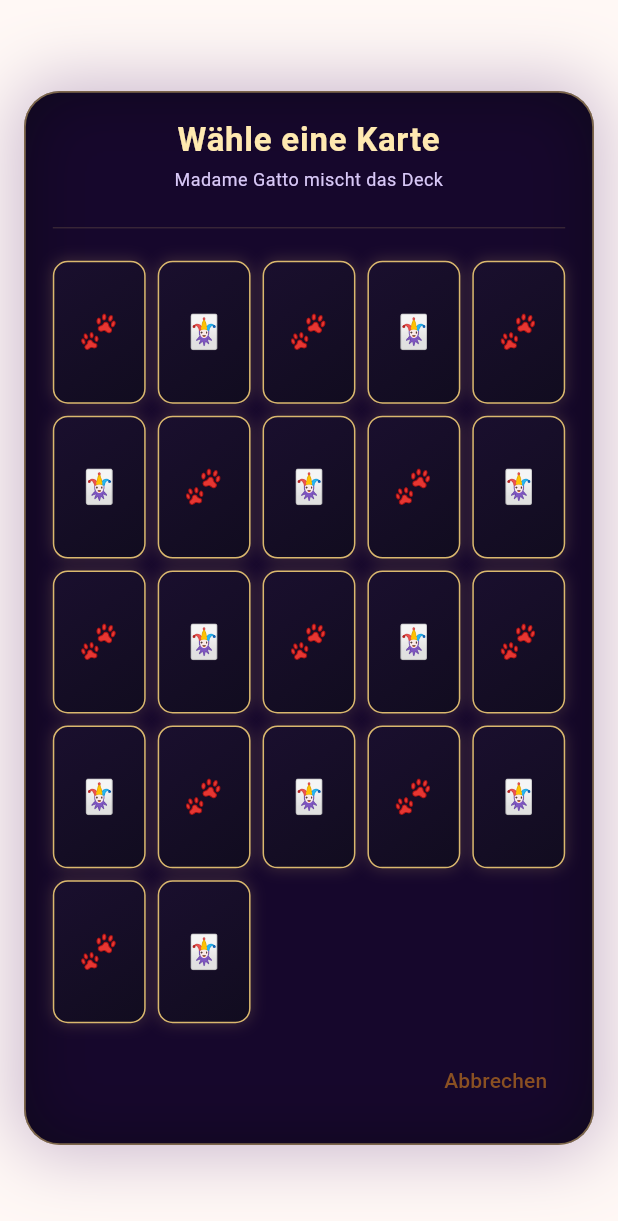
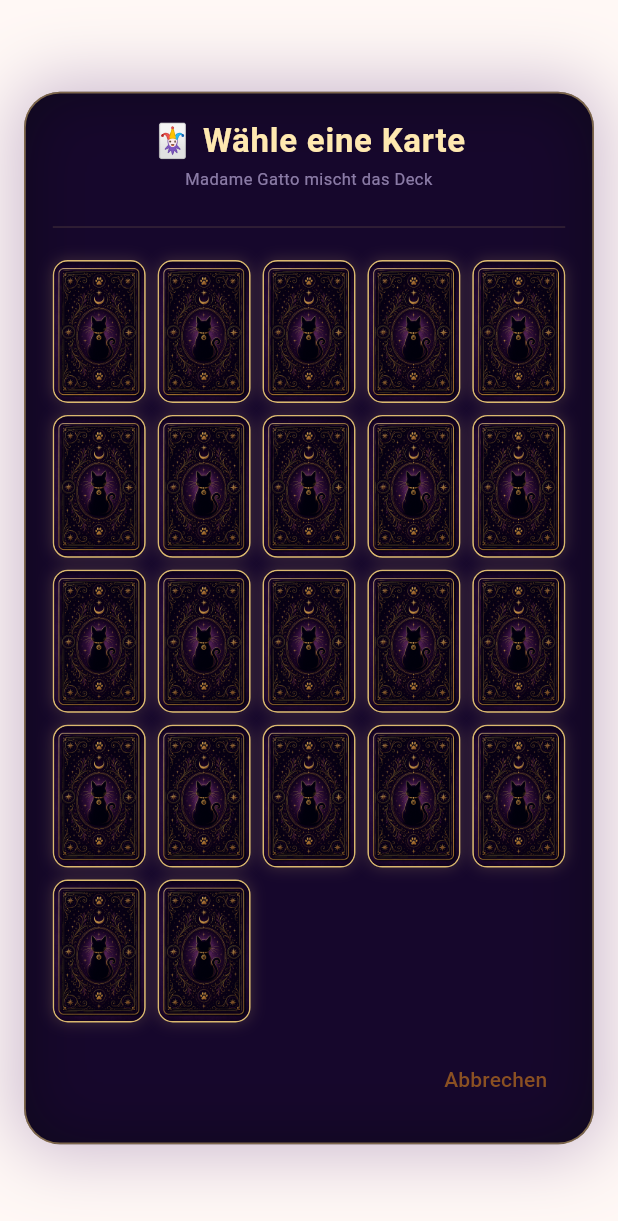
Before and after one commit to mexx-music/-cat_oracle, a Flutter app: the TarotDrawOverlay widget shown alone on an empty page, opened directly, on a phone screen of 412 x 824 dp. Shown: the top 1221 px of the screen. Run offline on Flutter 3.47's test engine with Material 3 defaults, Android fonts, the phone set to English and light mode, and no system bars; our stand-ins replace image_picker, shared_preferences; accounts and stored records are empty.

Commit message:
Use real tarot card back in draw overlay

```diff
--- a/lib/features/tarot/presentation/widgets/tarot_draw_overlay.dart
+++ b/lib/features/tarot/presentation/widgets/tarot_draw_overlay.dart
@@ -50,7 +50,7 @@ class TarotDrawOverlay extends StatelessWidget {
               crossAxisAlignment: CrossAxisAlignment.stretch,
               children: [
                 Text(
-                  'Wähle eine Karte',
+                  '🃏 Wähle eine Karte',
                   textAlign: TextAlign.center,
                   style: Theme.of(context).textTheme.titleLarge?.copyWith(
                     color: const Color(0xFFFFE9B0),
@@ -63,8 +63,9 @@ class TarotDrawOverlay extends StatelessWidget {
                   'Madame Gatto mischt das Deck',
                   textAlign: TextAlign.center,
                   style: Theme.of(context).textTheme.bodySmall?.copyWith(
-                    color: const Color(0xFFD8C8F7),
+                    color: const Color(0x99D8C8F7),
                     letterSpacing: 0.3,
+                    fontSize: 11,
                   ),
                 ),
                 const SizedBox(height: 16),
@@ -104,28 +105,36 @@ class TarotDrawOverlay extends StatelessWidget {
   }
 }
 
-class _CardBack extends StatelessWidget {
+class _CardBack extends StatefulWidget {
   final int index;
 
   const _CardBack({required this.index});
 
   @override
+  State<_CardBack> createState() => _CardBackState();
+}
+
+class _CardBackState extends State<_CardBack> {
+  bool _hovered = false;
+
+  @override
   Widget build(BuildContext context) {
     return MouseRegion(
       cursor: SystemMouseCursors.click,
+      onEnter: (_) => setState(() => _hovered = true),
+      onExit: (_) => setState(() => _hovered = false),
       child: GestureDetector(
         onTap: () {
           final card = demoTarotCards[Random().nextInt(demoTarotCards.length)];
           Navigator.of(context).pop(card);
         },
+        child: AnimatedScale(
+          scale: _hovered ? 1.04 : 1.0,
+          duration: const Duration(milliseconds: 150),
+          curve: Curves.easeOut,
           child: Container(
             decoration: BoxDecoration(
               borderRadius: BorderRadius.circular(10),
-            gradient: const LinearGradient(
-              begin: Alignment.topLeft,
-              end: Alignment.bottomRight,
-              colors: [Color(0xFF1A0F2E), Color(0xFF110C1F)],
-            ),
               border: Border.all(color: const Color(0xFFDAB86E), width: 1.0),
               boxShadow: const [
                 BoxShadow(
@@ -135,10 +144,27 @@ class _CardBack extends StatelessWidget {
                 ),
               ],
             ),
+            child: ClipRRect(
+              borderRadius: BorderRadius.circular(9),
+              child: Image.asset(
+                'assets/images/tarot/tarot_back.png',
+                fit: BoxFit.cover,
+                errorBuilder: (_, __, ___) => Container(
+                  decoration: const BoxDecoration(
+                    gradient: LinearGradient(
+                      begin: Alignment.topLeft,
+                      end: Alignment.bottomRight,
+                      colors: [Color(0xFF1A0F2E), Color(0xFF110C1F)],
+                    ),
+                  ),
                   child: Center(
                     child: Text(
-              index.isEven ? '🐾' : '🃏',
+                      widget.index.isEven ? '🐾' : '🃏',
                       style: const TextStyle(fontSize: 22),
+                    ),
+                  ),
+                ),
+              ),
             ),
           ),
         ),
```
Lines whose indentation alone changed are shown as unchanged.
